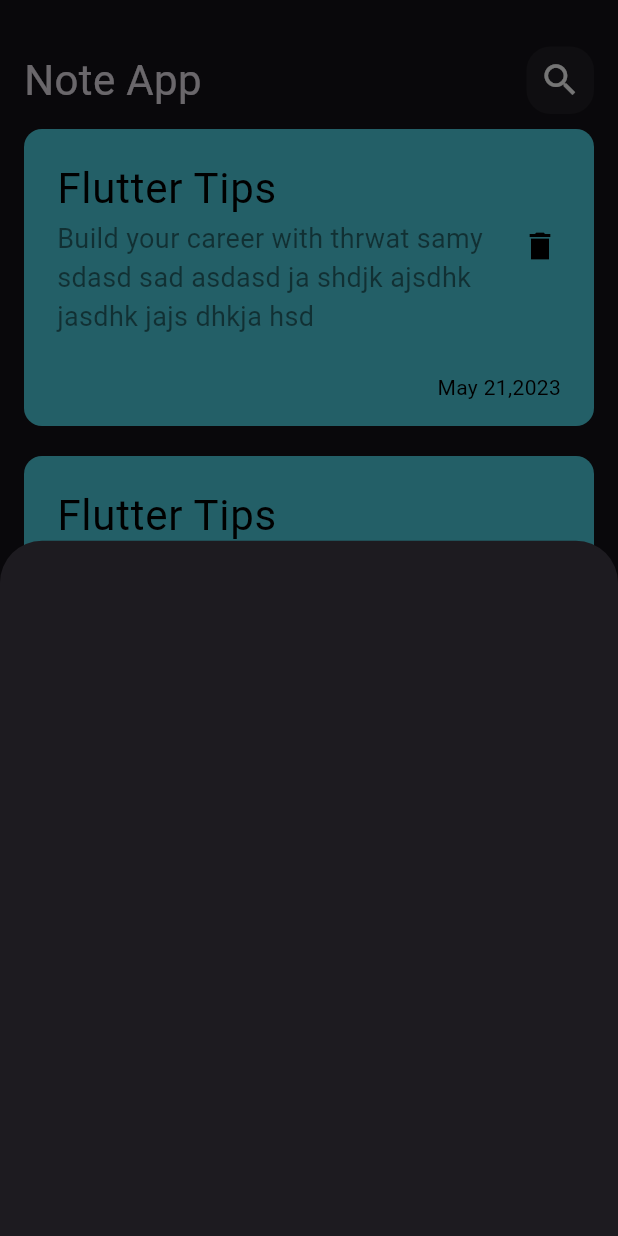
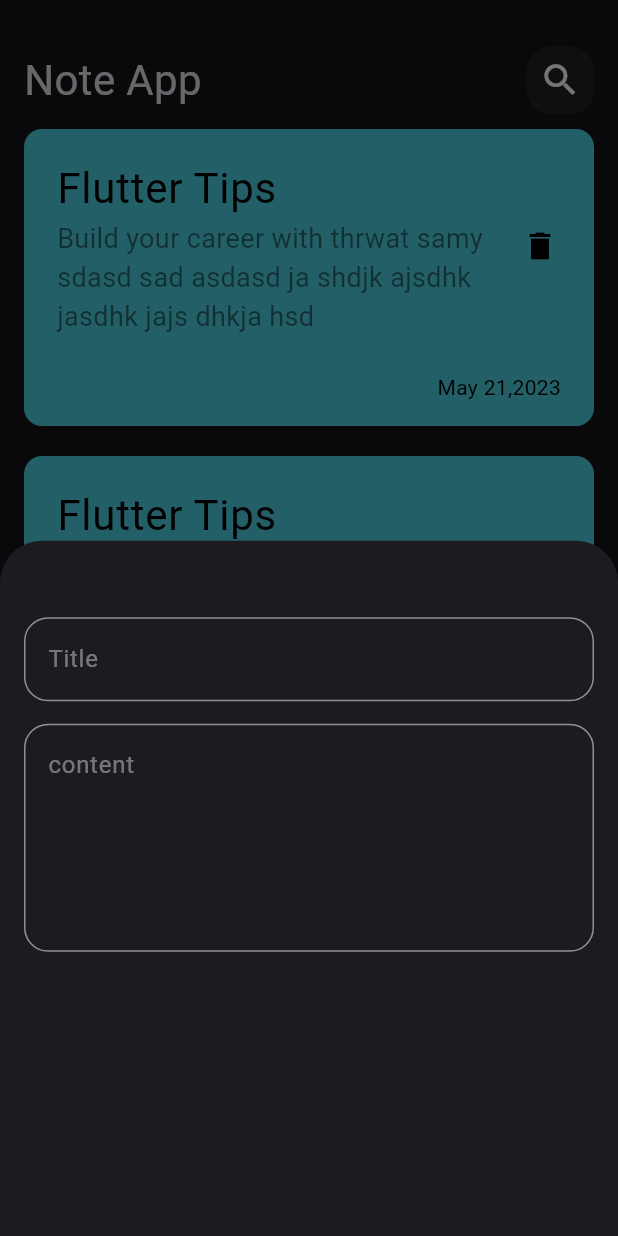
Before and after one commit to yousefsama/Notes_App, a Flutter app: the screen it shows after launch, after a tap on the "add" icon, on a phone screen of 412 x 824 dp. Run offline on Flutter 3.47's test engine with Material 3 defaults, Android fonts, the phone set to English and light mode, and no system bars.

Commit message:
add Custom textfield on showModalButtomsheet

```diff
--- a/lib/Views/CustomViewsHelper/AddNoteButtomSheet.dart
+++ b/lib/Views/CustomViewsHelper/AddNoteButtomSheet.dart
@@ -1,10 +1,25 @@
 import 'package:flutter/material.dart';
+import 'package:noteapp/Widgets/CustomTextField.dart';
 
 class AddNoteButtomSheet extends StatelessWidget {
   const AddNoteButtomSheet({super.key});
 
   @override
   Widget build(BuildContext context) {
-    return Container();
+    return Padding(
+      padding: const EdgeInsets.all(16.0),
+      child: Column(
+        children: [
+          SizedBox(
+            height: 35,
+          ),
+          CustomTextField(hint: 'Title'),
+          SizedBox(
+            height: 15,
+          ),
+          CustomTextField(hint: 'content', maxlines: 5),
+        ],
+      ),
+    );
   }
 }
--- a/lib/Views/Home_View.dart
+++ b/lib/Views/Home_View.dart
@@ -11,6 +11,8 @@ class HomeView extends StatelessWidget {
     return Scaffold(
       floatingActionButtonLocation: FloatingActionButtonLocation.endFloat,
       floatingActionButton: FloatingActionButton(
+          shape:
+              RoundedRectangleBorder(borderRadius: BorderRadius.circular(35)),
           backgroundColor: Colors.black.withOpacity(0.8),
           onPressed: () {
             showModalBottomSheet(
--- /dev/null
+++ b/lib/Widgets/CustomTextField.dart
@@ -0,0 +1,27 @@
+import 'package:flutter/material.dart';
+
+class CustomTextField extends StatelessWidget {
+  const CustomTextField({super.key, required this.hint, this.maxlines = 1});
+  final String hint;
+  final int maxlines;
+  @override
+  Widget build(BuildContext context) {
+    return TextField(
+      maxLines: maxlines,
+      decoration: InputDecoration(
+        hintStyle: TextStyle(
+          color: Colors.white.withOpacity(0.4),
+        ),
+        hintText: hint,
+        border: bordermethod(),
+        focusedBorder: bordermethod(),
+      ),
+    );
+  }
+
+  OutlineInputBorder bordermethod() {
+    return OutlineInputBorder(
+        borderRadius: BorderRadius.circular(16),
+        borderSide: BorderSide(color: Colors.cyan));
+  }
+}
```
